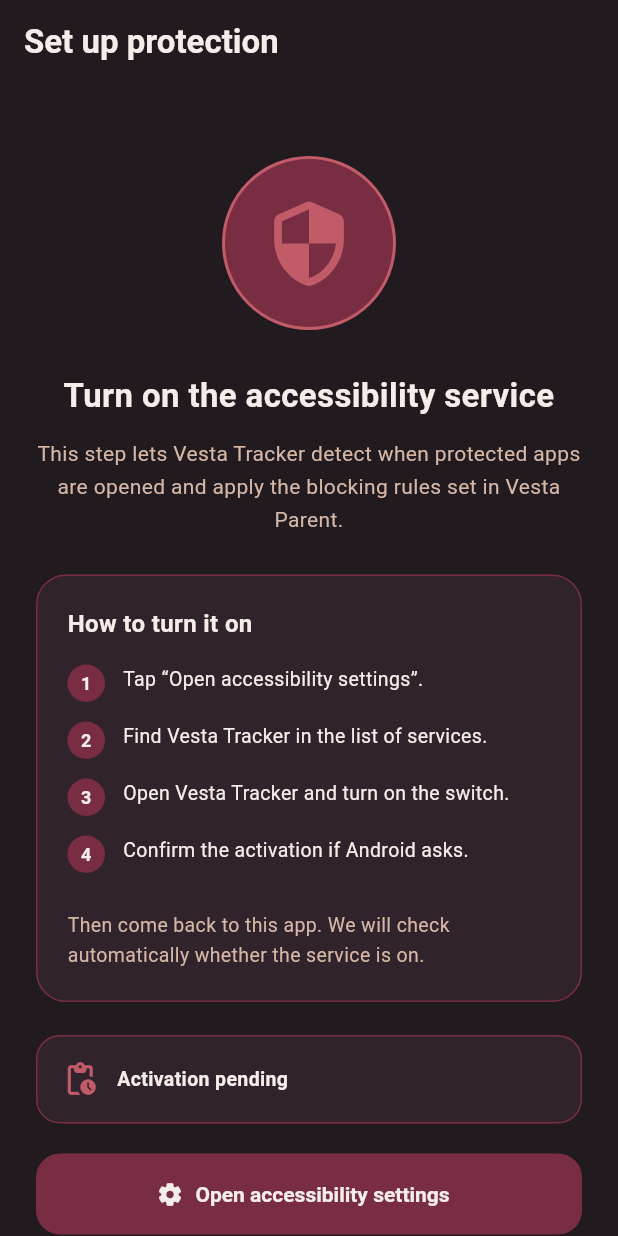
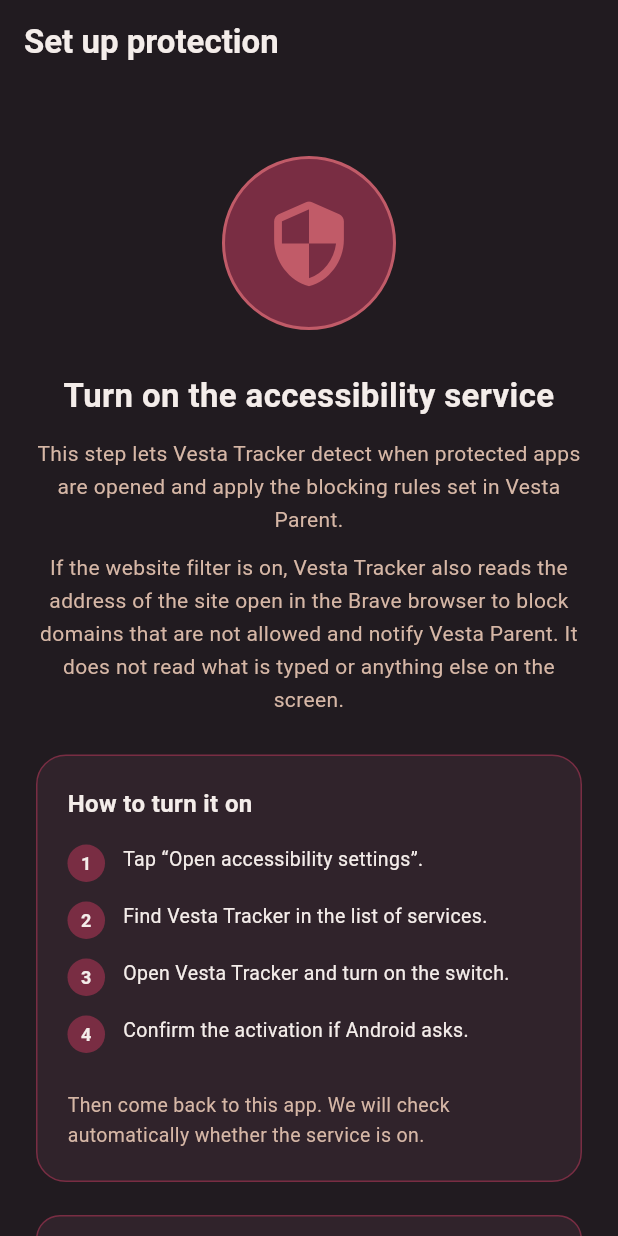
Before and after one commit to s-Nebula/vesta-tracker, a Flutter app: the AccessibilityPermissionScreen screen opened directly with empty values, on a phone screen of 412 x 824 dp. Run offline on Flutter 3.47's test engine with Material 3 defaults, Android fonts, the phone set to English and light mode, and no system bars; our stand-ins replace battery_plus, cloud_firestore, connectivity_plus, device_info_plus, firebase_auth, firebase_core and 5 more; missing offline and left inert: app_settings, flutter_background_service, mobile_scanner, usage_stats; accounts and stored records are empty; network calls fail.

Commit message:
Preparación para Google Play: targetSdk 36 e isMonitoringTool; versión 1.1.0+5
- targetSdk 35 → 36 (obligatorio en Play desde el 31 de agosto de 2026).
- Metadato isMonitoringTool = child_monitoring en el manifiesto (política de
  apps de supervisión de Play).
- Descripción y resumen del servicio de accesibilidad (es/en).
- El aviso de accesibilidad explica que, con el filtro web activo, se lee la
  barra de direcciones de Brave y nada más.

```diff
--- a/lib/l10n/en.dart
+++ b/lib/l10n/en.dart
@@ -133,6 +133,8 @@ const Map<String, String> enStrings = {
       'This device is already securely connected to Vesta Parent.',
   'Este paso permite que Vesta Tracker detecte cuándo se abren las aplicaciones protegidas y aplique las reglas de bloqueo configuradas desde Vesta Padre.':
       'This step lets Vesta Tracker detect when protected apps are opened and apply the blocking rules set in Vesta Parent.',
+  'Si el filtro de sitios web está activado, Vesta Tracker también lee la dirección del sitio abierto en el navegador Brave para bloquear los dominios no permitidos y avisar a Vesta Padre. No lee lo que se escribe ni el resto del contenido de la pantalla.':
+      'If the website filter is on, Vesta Tracker also reads the address of the site open in the Brave browser to block domains that are not allowed and notify Vesta Parent. It does not read what is typed or anything else on the screen.',
   'Este permiso se administra desde los ajustes del sistema Android.':
       'This permission is managed from the Android system settings.',
   'Exceso de velocidad':
--- a/lib/screens/accessibility_permission_screen.dart
+++ b/lib/screens/accessibility_permission_screen.dart
@@ -149,6 +149,16 @@ class _AccessibilityPermissionScreenState
               const SizedBox(height: 12),
               Text(
                 tr('Este paso permite que Vesta Tracker detecte cuándo se abren las aplicaciones protegidas y aplique las reglas de bloqueo configuradas desde Vesta Padre.'),
+                textAlign: TextAlign.center,
+                style: TextStyle(
+                  color: _beige,
+                  fontSize: 14,
+                  height: 1.6,
+                ),
+              ),
+              const SizedBox(height: 10),
+              Text(
+                tr('Si el filtro de sitios web está activado, Vesta Tracker también lee la dirección del sitio abierto en el navegador Brave para bloquear los dominios no permitidos y avisar a Vesta Padre. No lee lo que se escribe ni el resto del contenido de la pantalla.'),
                 textAlign: TextAlign.center,
                 style: TextStyle(
                   color: _beige,
--- a/pubspec.yaml
+++ b/pubspec.yaml
@@ -2,7 +2,7 @@ name: vesta_tracker
 description: "A new Flutter project."
 publish_to: 'none'
 
-version: 1.1.0+4
+version: 1.1.0+5
 
 environment:
   sdk: '>=3.4.3 <4.0.0'
```
Also changed, not shown: 5 other files.
